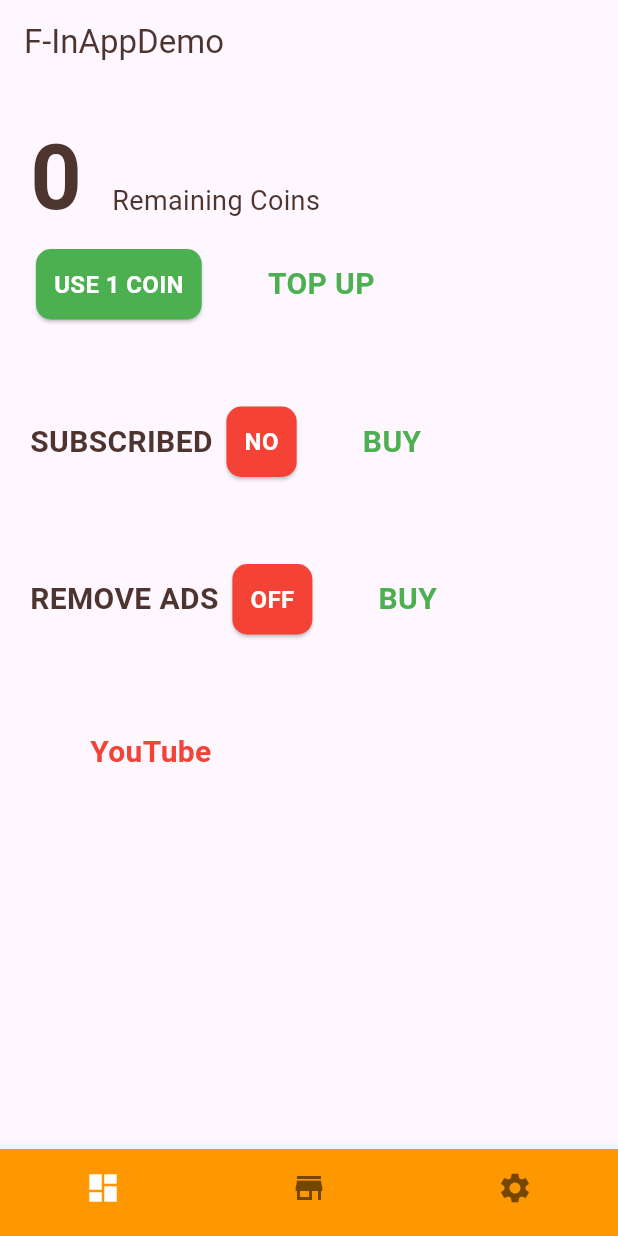
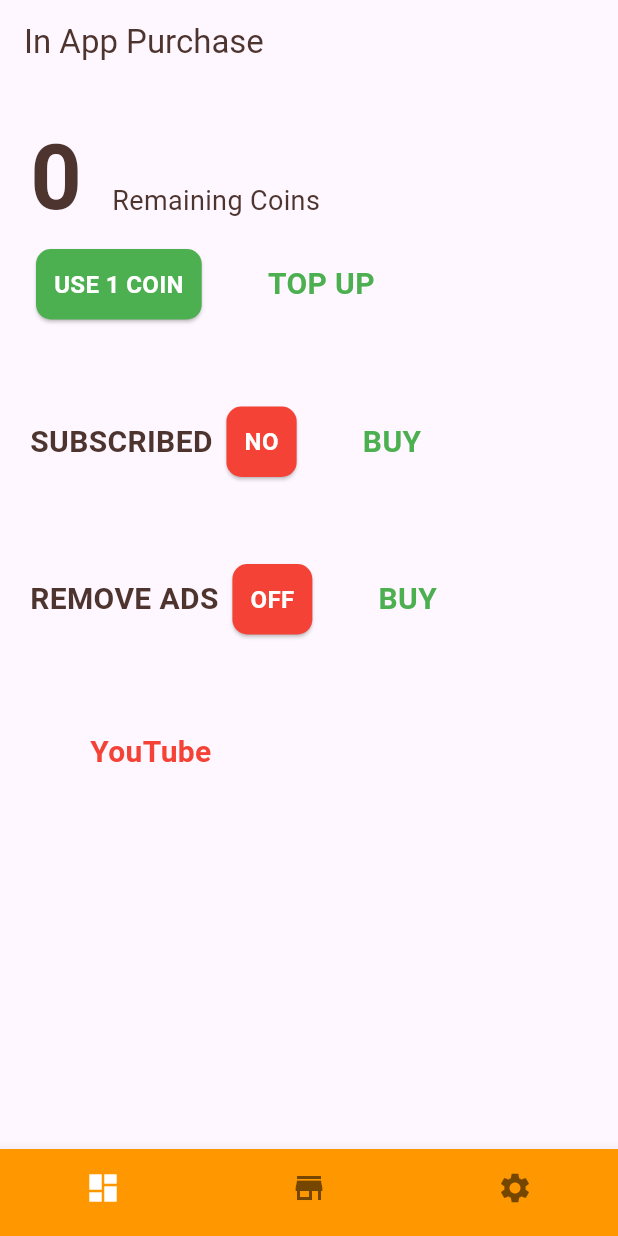
Before and after one commit to Pradeeptharu100/In-app-purchase-app, a Flutter app: the screen it shows after launch, on a phone screen of 412 x 824 dp. Run offline on Flutter 3.47's test engine with Material 3 defaults, Android fonts, the phone set to English and light mode, and no system bars; our stand-ins replace in_app_purchase, modal_progress_hud_nsn, settings_ui, shared_preferences; missing offline and left inert: in_app_purchase_android, onepref, purchases_flutter.

Commit message:
local changes

```diff
--- a/lib/test data/utils/constants.dart
+++ b/lib/test data/utils/constants.dart
@@ -18,6 +18,6 @@ class Constants {
 
   static List<String> benefitRemoveAd = ["Remove Ads"];
 
-  static const String appName = "F-InAppDemo";
+  static const String appName = "In App Purchase";
   static Color txtColor = Colors.brown.shade800;
 }
--- a/pubspec.yaml
+++ b/pubspec.yaml
@@ -16,7 +16,7 @@ publish_to: 'none' # Remove this line if you wish to publish to pub.dev
 # https://developer.apple.com/library/archive/documentation/General/Reference/InfoPlistKeyReference/Articles/CoreFoundationKeys.html
 # In Windows, build-name is used as the major, minor, and patch parts
 # of the product and file versions while build-number is used as the build suffix.
-version: 1.0.0+5
+version: 1.0.0+9
 
 environment:
   sdk: '>=3.2.6 <4.0.0'
```
Also changed, not shown: lib/main.dart (+0 -44 lines), pubspec.lock, 2 other files.
